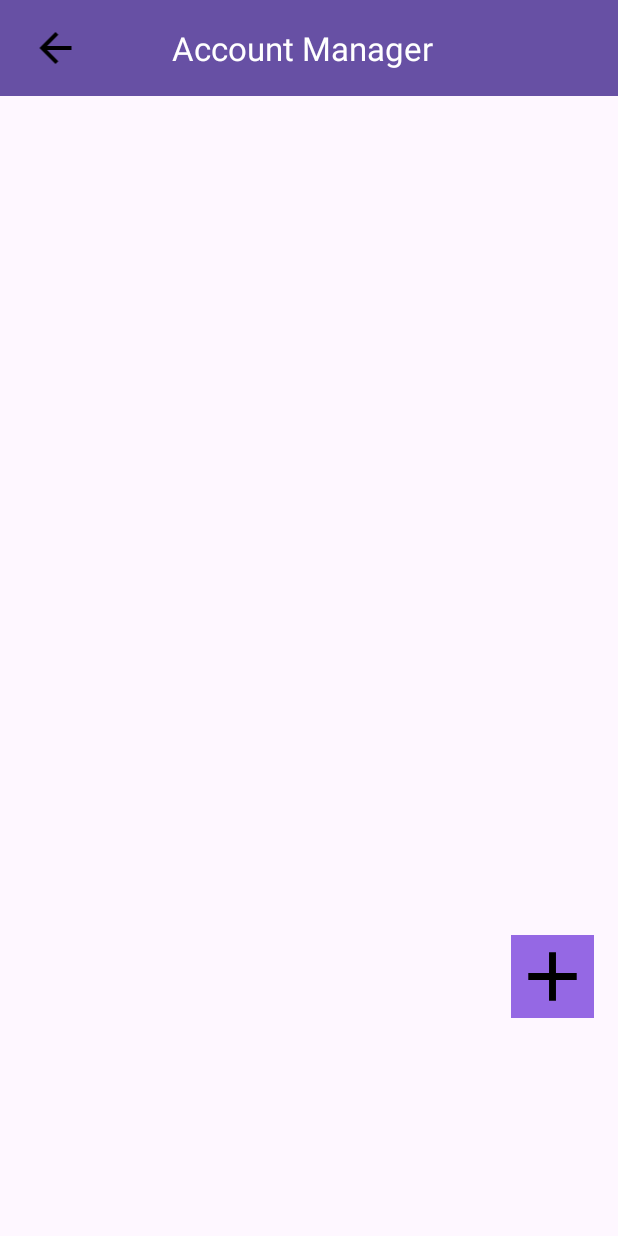
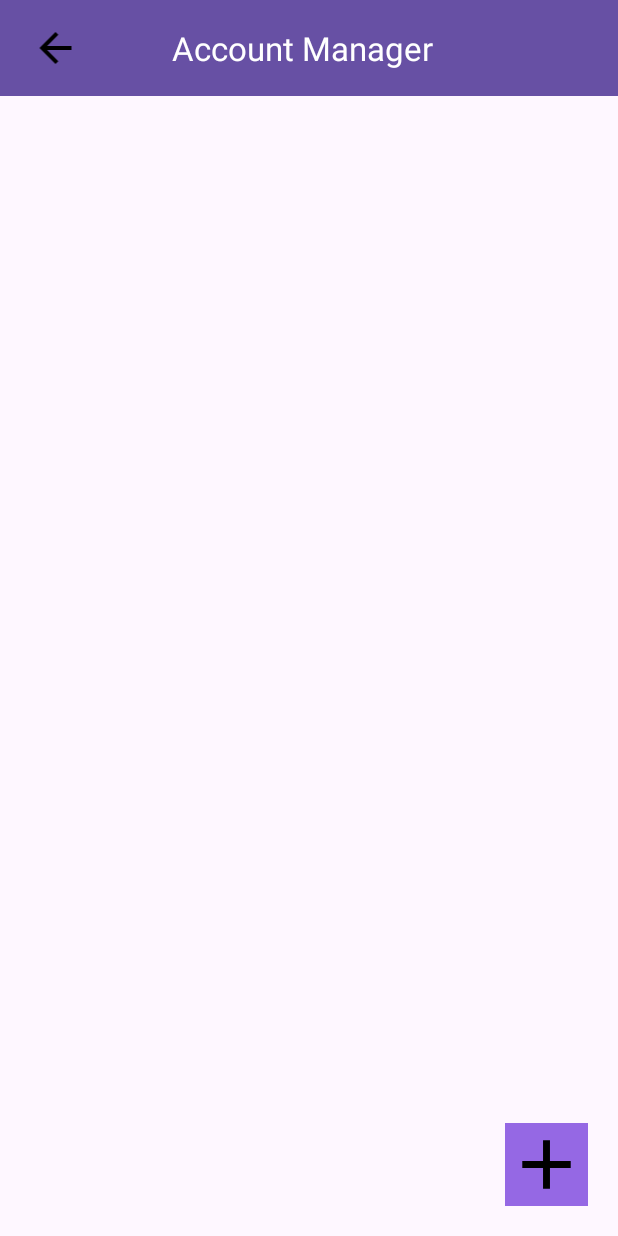
Before and after one commit to reisabelle/AccountManager.v2, an Android app: the Accounts screen opened directly, with no data from a screen before it, on a phone screen of 412 x 824 dp. Run offline under Robolectric (Android 15) with nearby library versions, the phone set to English and light mode, and no system bars.

Commit message:
Update activity_accounts.xml

```diff
--- a/app/src/main/res/layout/activity_accounts.xml
+++ b/app/src/main/res/layout/activity_accounts.xml
@@ -22,21 +22,6 @@
         app:titleMarginStart="115dp"
         app:titleTextColor="#FFFFFF" />
 
-    <LinearLayout
-        android:id="@+id/linearLayout3"
-        android:layout_width="413dp"
-        android:layout_height="450dp"
-        android:layout_marginTop="5dp"
-        android:orientation="vertical"
-        app:layout_constraintEnd_toEndOf="parent"
-        app:layout_constraintStart_toStartOf="parent"
-        app:layout_constraintTop_toBottomOf="@+id/main_toolbar">
-
-        <androidx.recyclerview.widget.RecyclerView
-            android:layout_width="match_parent"
-            android:layout_height="500dp" />
-    </LinearLayout>
-
     <ImageView
         android:id="@+id/backbtn"
         android:layout_width="42dp"
@@ -51,11 +36,21 @@
         android:id="@+id/addbtn"
         android:layout_width="55dp"
         android:layout_height="55dp"
-        android:layout_marginTop="104dp"
-        android:layout_marginEnd="16dp"
+        android:layout_marginEnd="20dp"
+        android:layout_marginBottom="20dp"
         android:background="#9568E4"
+        app:layout_constraintBottom_toBottomOf="parent"
         app:layout_constraintEnd_toEndOf="parent"
-        app:layout_constraintTop_toBottomOf="@+id/linearLayout3"
         app:srcCompat="@drawable/baseline_add_24" />
 
+    <ListView
+        android:id="@+id/LV_acc"
+        android:layout_width="match_parent"
+        android:layout_height="580dp"
+        android:layout_marginTop="1dp"
+        app:layout_constraintEnd_toEndOf="parent"
+        app:layout_constraintStart_toStartOf="parent"
+        app:layout_constraintTop_toBottomOf="@+id/main_toolbar"
+        tools:listitem="@layout/item" />
+
 </androidx.constraintlayout.widget.ConstraintLayout>
```
